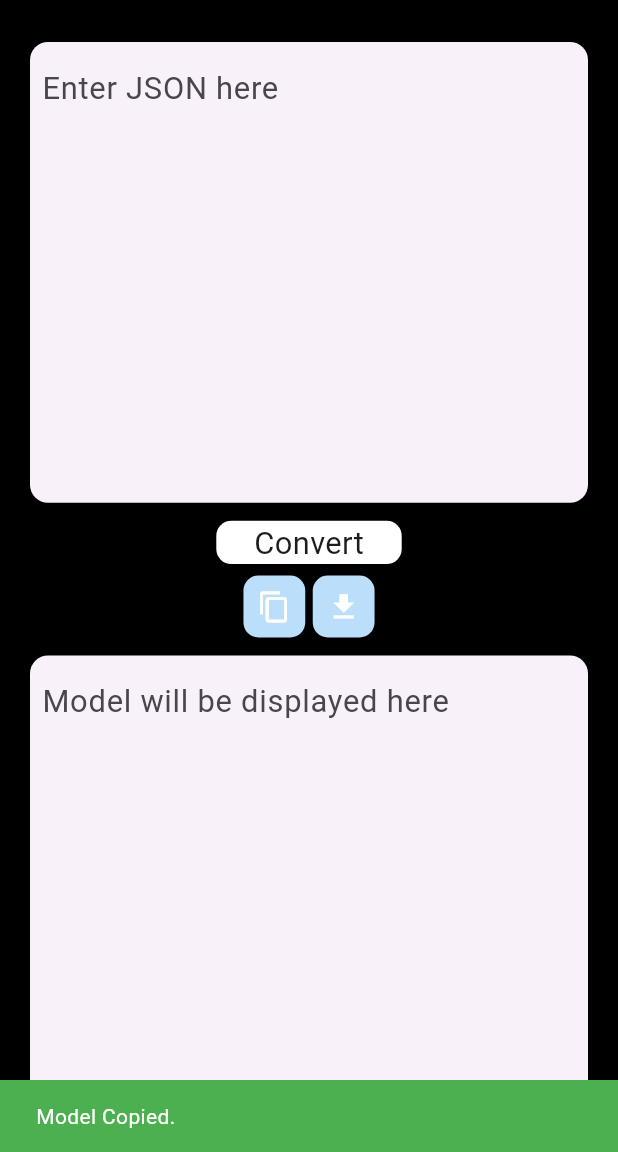
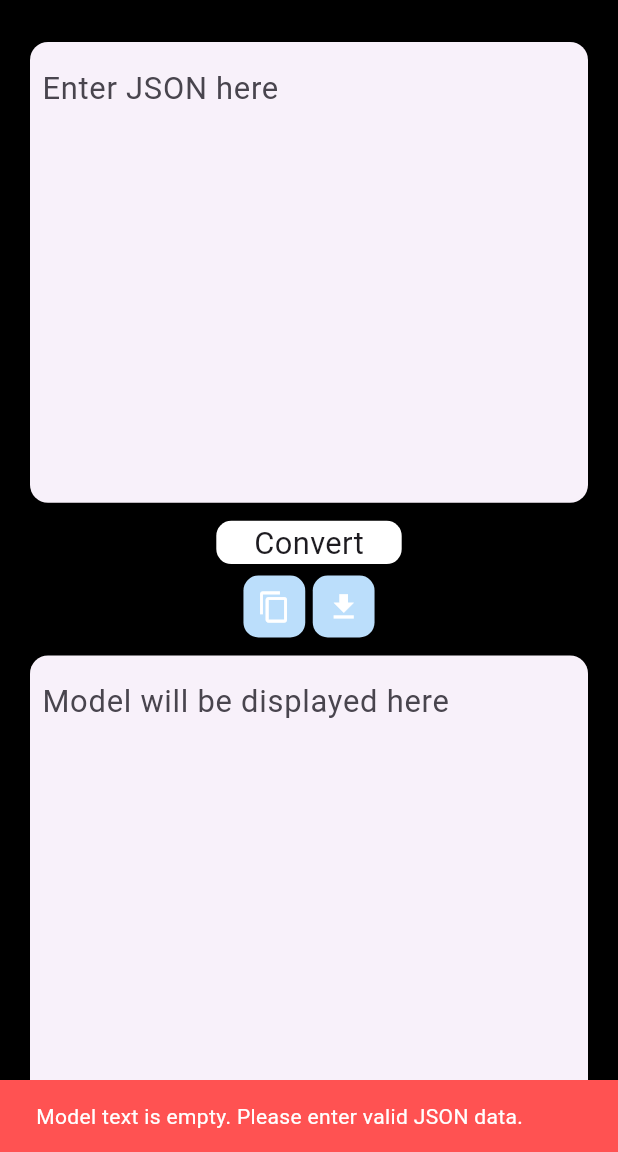
Before and after one commit to coderwhity/JSON-to-Flutter-Model, a Flutter app: the screen it shows after launch, after a tap on the "content copy" icon, on a phone screen of 412 x 824 dp, the part 84-1236 px from its top. Run offline on Flutter 3.47's test engine with Material 3 defaults, Android fonts, the phone set to English and light mode, and no system bars; our stand-ins replace file_picker; missing offline and left inert: dart:html, flutter_downloader.

Commit message:
MINOR ISSUES FIXED

```diff
--- a/lib/homepage.dart
+++ b/lib/homepage.dart
@@ -18,41 +18,24 @@ class _HomePageState extends State<HomePage> {
   TextEditingController _modelTextController = TextEditingController();
 
   void copyModel() async {
-    await Clipboard.setData(ClipboardData(text: _modelTextController.text));
+    String text = _modelTextController.text.trim();
+    if (text.isEmpty) {
+      ConvertHelpers().showSnackBar(
+          "Model text is empty. Please enter valid JSON data.", context, 2);
+      return;
+    }
+    await Clipboard.setData(ClipboardData(text: text));
     ConvertHelpers().showSnackBar("Model Copied.", context, 1);
   }
 
   void downloadModelFile() async {
-    my_worker.downloadModelFile(_modelTextController.text, context);
-    // String modelCode = _modelTextController.text;
-    // if (kIsWeb) {
-    //   print("DOWNLOADING FOR WEB");
-    //   // Web platform
-    //   final bytes = utf8.encode(modelCode);
-    //   final blob = html.Blob([Uint8List.fromList(bytes)]);
-    //   final url = html.Url.createObjectUrlFromBlob(blob);
-
-    //   final anchor = html.AnchorElement(href: url)
-    //     ..setAttribute('download', 'json2model.dart')
-    //     ..click();
-
-    //   html.Url.revokeObjectUrl(url);
-
-    //   ConvertHelpers().showSnackBar("Model file downloaded", context, 1);
-    // } else if (io.Platform.isAndroid || io.Platform.isIOS) {
-    //   // Mobile platform
-    //   // Mobile platforms do not support file downloads directly, so you will need to use plugins like `flutter_downloader` or `path_provider`
-    //   ConvertHelpers().showSnackBar(
-    //       "File download is not supported on mobile platforms.", context, 2);
-    // } else {
-    //   // Desktop platforms (Windows, macOS, Linux)
-    //   // For desktop platforms, you can use `dart:io` to write files
-    //   // final file = io.File('path/to/your/directory/json2model.dart');
-    //   // await file.writeAsString(modelCode);
-
-    //   // ConvertHelpers().showSnackBar("Model file downloaded to ${file.path}", context, 1);
-    // }
-    // ConvertHelpers().showSnackBar("Coming Soon..", context, 1);
+    String text = _modelTextController.text.trim();
+    if (text.isEmpty) {
+      ConvertHelpers().showSnackBar(
+          "Model text is empty. Please enter valid JSON data.", context, 2);
+      return;
+    }
+    my_worker.downloadModelFile(text, context);
   }
 
   void convertData() async {
@@ -84,6 +67,11 @@ class _HomePageState extends State<HomePage> {
         dataAfterConverting = await ConvertHelpers().generateModelClasses(
             "ModelName", jsonData as Map<String, dynamic>);
       } else if (jsonData is List<dynamic>) {
+        if ((jsonData as List<dynamic>).isEmpty) {
+          ConvertHelpers().showSnackBar(
+              "Invalid JSON.", context, 2);
+          return;
+        }
         dataAfterConverting = await ConvertHelpers()
             .generateModelClassesInputIsList("ModelName", jsonData);
       }
@@ -109,7 +97,7 @@ class _HomePageState extends State<HomePage> {
           child: LayoutBuilder(
             builder: (context, constraints) {
               bool isSmallScreen =
-                  constraints.maxWidth < 800; // Adjust the breakpoint as needed
+                  constraints.maxWidth < 800;
               double height = constraints.maxHeight;
               double width = constraints.maxWidth;
 
@@ -124,7 +112,7 @@ class _HomePageState extends State<HomePage> {
                               elevation: 2,
                               margin: const EdgeInsets.symmetric(vertical: 8.0),
                               child: Container(
-                                height: height * 0.4, // Adjust height as needed
+                                height: height * 0.4,
                                 child: Padding(
                                   padding: const EdgeInsets.all(8.0),
                                   child: TextField(
@@ -143,7 +131,8 @@ class _HomePageState extends State<HomePage> {
                             ),
                             Card(
                               color: Colors.transparent,
-                              // margin: const EdgeInsets.symmetric(vertical: 8.0),
+
+
                               child: Center(
                                 child: Column(
                                   mainAxisAlignment: MainAxisAlignment.center,
@@ -218,7 +207,8 @@ class _HomePageState extends State<HomePage> {
                               elevation: 2,
                               margin: const EdgeInsets.symmetric(vertical: 8.0),
                               child: Container(
-                                height: height * 0.4, // Adjust height as needed
+                                height: height * 0.4,
+
                                 child: Padding(
                                   padding: const EdgeInsets.all(8.0),
                                   child: TextField(
@@ -248,7 +238,7 @@ class _HomePageState extends State<HomePage> {
                               child: Container(
                                 margin:
                                     const EdgeInsets.symmetric(horizontal: 8.0),
-                                height: 150, // Adjust height as needed
+                                height: 150,
                                 child: Padding(
                                   padding: const EdgeInsets.all(8.0),
                                   child: TextField(
@@ -357,7 +347,7 @@ class _HomePageState extends State<HomePage> {
                               child: Container(
                                 margin:
                                     const EdgeInsets.symmetric(horizontal: 8.0),
-                                height: 150, // Adjust height as needed
+                                height: 150,
                                 child: Padding(
                                   padding: const EdgeInsets.all(8.0),
                                   child: TextField(
--- a/lib/main.dart
+++ b/lib/main.dart
@@ -1,7 +1,12 @@
 import 'package:flutter/material.dart';
 import 'package:json2model/homepage.dart';
-
-void main() {
+import 'package:flutter_downloader/flutter_downloader.dart';
+void main() async{
+    WidgetsFlutterBinding.ensureInitialized();
+    await FlutterDownloader.initialize(
+    debug: true, // optional: set to false to disable printing logs to console (default: true)
+    ignoreSsl: true // option: set to false to disable working with http links (default: false)
+  );
   runApp(const MyApp());
 }
 
--- a/pubspec.yaml
+++ b/pubspec.yaml
@@ -38,6 +38,7 @@ dependencies:
   html: ^0.15.4
   path_provider: ^2.1.4
   flutter_downloader: ^1.11.8
+  file_picker: ^8.1.1
 dev_dependencies:
   flutter_test:
     sdk: flutter
```
Also changed, not shown: lib/helpers/convertHelpers.dart (+9 -12 lines), lib/helpers/download_helpers.dart (+29 -14 lines), lib/helpers/web_download_helpers.dart (+0 -13 lines), pubspec.lock.
